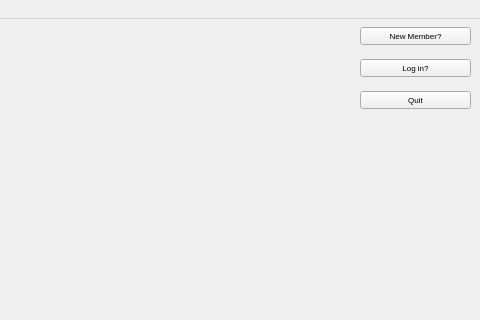
Above: mainwindow.ui from WinterCS003/CS008_Project1 before the change; both pictures show x 320 to 800 and y 0 to 320 of the 800 by 600 pixel window. Below: the same form after it.
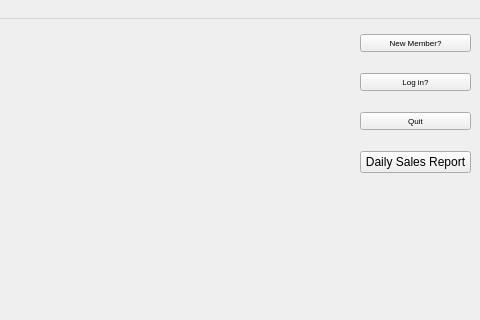
That is the form after the change.

Commit message: generate new window for sales report

Patch:
```diff
--- a/mainwindow.ui
+++ b/mainwindow.ui
@@ -20,7 +20,7 @@
       <x>680</x>
       <y>0</y>
       <width>111</width>
-      <height>101</height>
+      <height>171</height>
      </rect>
     </property>
     <layout class="QVBoxLayout" name="verticalLayout">
@@ -60,6 +60,13 @@
        </property>
       </widget>
      </item>
+     <item>
+      <widget class="QPushButton" name="dailySales">
+       <property name="text">
+        <string>Daily Sales Report</string>
+       </property>
+      </widget>
+     </item>
     </layout>
    </widget>
   </widget>
```
Left out of the diff: 2 changed lines with no effect on the pictures. The commit also changes 5 other files.
